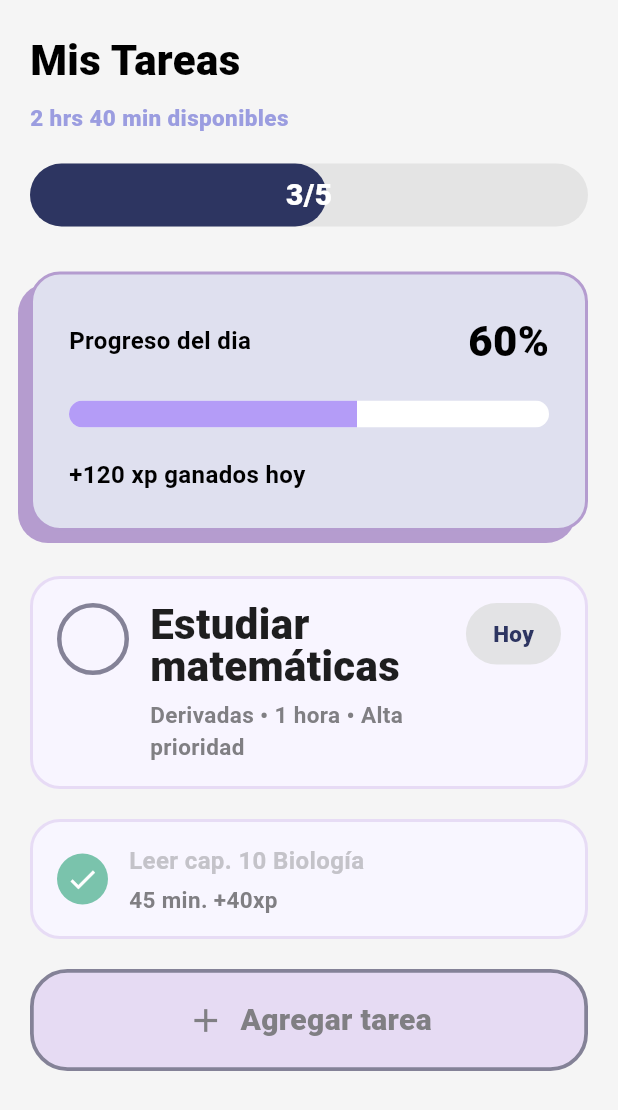
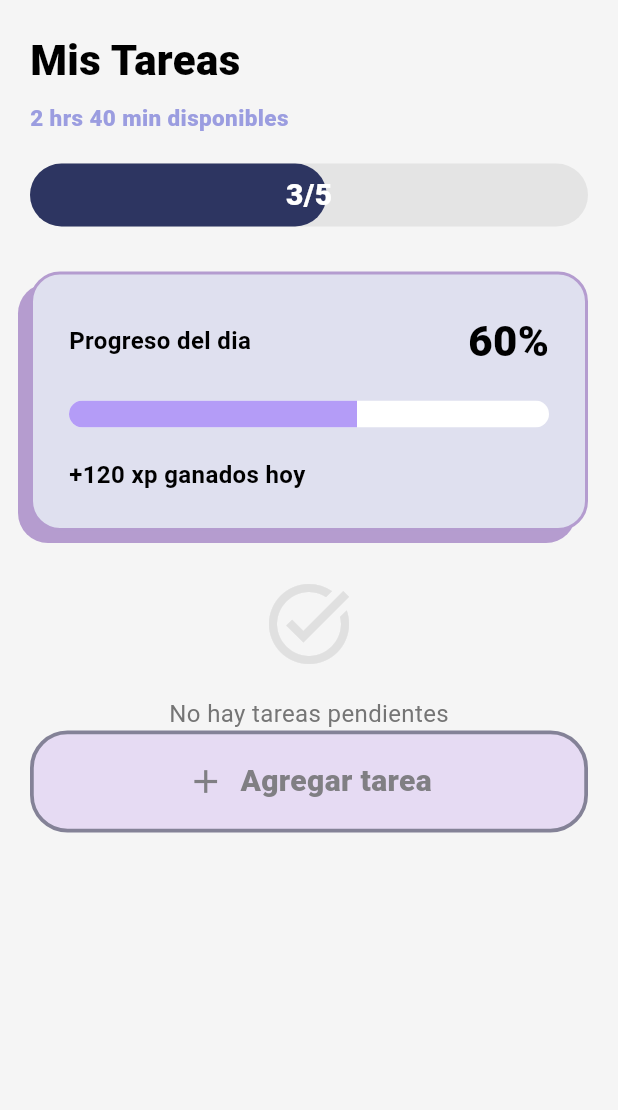
Before and after one commit to Isela1mel/Phoria-app, a Flutter app: the Tareas screen opened directly, on a phone screen of 412 x 824 dp. Shown: the top 1110 px of the screen. Run offline on Flutter 3.47's test engine with Material 3 defaults, Android fonts, the phone set to English and light mode, and no system bars; our stand-ins replace cloud_firestore, firebase_auth, firebase_core; accounts and stored records are empty; Roboto replaces fonts that are missing (Nunito).

Commit message:
Las tareas ya se agregan,y tambien se muestran en el apartado de tareas

```diff
--- a/lib/Screens/inicio.dart
+++ b/lib/Screens/inicio.dart
@@ -1,5 +1,4 @@
 import 'package:flutter/material.dart';
-import '../colores/temas.dart';
 import '../iu/inicio/header.dart';
 import '../iu/inicio/frase.dart';
 import '../iu/inicio/stats.dart';
@@ -9,7 +8,6 @@ import '../navegacion/boton_bloque.dart';
 
 // CAMBIO: Inicio ahora carga las actividades del backend y las pasa a Bloques
 import '../backend/services/user_service.dart';
-import '../backend/services/tiempo_servicio.dart';
 
 class Inicio extends StatefulWidget {
   const Inicio({super.key});
--- a/lib/Screens/tareas_pantalla.dart
+++ b/lib/Screens/tareas_pantalla.dart
@@ -1,18 +1,25 @@
 import 'package:flutter/material.dart';
 import 'package:phoria_app/iu/tareas/agregar_tarea.dart';
+import 'package:phoria_app/iu/tareas/formulario_agregar_tarea.dart';
 import 'package:phoria_app/iu/tareas/header_tareas.dart';
 import 'package:phoria_app/iu/tareas/pendientes.dart';
 import 'package:phoria_app/iu/tareas/progreso_dia.dart';
 import 'package:phoria_app/iu/tareas/tareas_hechas.dart';
+import '../backend/services/task_service.dart';
+import '../backend/models/task_model.dart';
 
-class Tareas extends StatelessWidget {
+class Tareas extends StatefulWidget {
   const Tareas({super.key});
 
+  @override
+  State<Tareas> createState() => _TareasState();
+}
+
+class _TareasState extends State<Tareas> {
   @override
   Widget build(BuildContext context) {
     return Scaffold(
       backgroundColor: const Color.fromARGB(255, 245, 245, 245),
-
       body: SafeArea(
         child: SingleChildScrollView(
           padding: const EdgeInsets.all(20),
@@ -20,52 +27,124 @@ class Tareas extends StatelessWidget {
             crossAxisAlignment: CrossAxisAlignment.start,
             children: [
               const HeaderTareas(
-
-            // ───────── CAMBIAR TIEMPO AQUÍ ─────────
                 tiempoDisponible: '2 hrs 40 min',
-            // ───────── CAMBIAR TAREAS COMPLETADAS ─────────
                 tareasCompletadas: 3,
-            // ───────── CAMBIAR TOTAL DE TAREAS ─────────
                 totalTareas: 5,
               ),
-
+              const SizedBox(height: 30),
+              const ProgresoDia(
+                porcentaje: 60,
+                xpGanado: 120,
+              ),
               const SizedBox(height: 30),
 
-           const ProgresoDia(
-        // ───────── CAMBIAR PORCENTAJE AQUÍ ─────────
-        porcentaje: 60,
-        // ───────── CAMBIAR XP AQUÍ ─────────
-        xpGanado: 120,
+              // ────── CARGAR TAREAS DINÁMICAMENTE ──────
+              StreamBuilder<List<TaskModel>>(
+                stream: TaskService().tareasStream(),
+                builder: (context, snapshot) {
+                  if (snapshot.connectionState == ConnectionState.waiting) {
+                    return const Center(
+                      child: CircularProgressIndicator(),
+                    );
+                  }
+
+                  if (snapshot.hasError) {
+                    return Center(
+                      child: Text('Error: ${snapshot.error}'),
+                    );
+                  }
+
+                  final tareas = snapshot.data ?? [];
+
+                  if (tareas.isEmpty) {
+                    return Center(
+                      child: Column(
+                        children: [
+                          Icon(
+                            Icons.task_alt,
+                            size: 64,
+                            color: Colors.grey.shade300,
+                          ),
+                          const SizedBox(height: 16),
+                          Text(
+                            'No hay tareas pendientes',
+                            style: TextStyle(
+                              color: Colors.grey.shade600,
+                              fontSize: 16,
+                            ),
+                          ),
+                        ],
+                      ),
+                    );
+                  }
+
+                  return Column(
+                    children: tareas.map((tarea) {
+                      return Column(
+                        children: [
+                          Pendientes(
+                            titulo: tarea.titulo,
+                            descripcion:
+                                '${tarea.dificultad} • +${tarea.xpReward}xp',
+                            etiqueta: _formatoFecha(tarea.fecha),
+                            etiquetaColor: _colorPorDificultad(tarea.dificultad),
+                            textoEtiqueta: Colors.white,
+                          ),
+                          const SizedBox(height: 20),
+                        ],
+                      );
+                    }).toList(),
+                  );
+                },
               ),
 
-          const SizedBox(height: 30),
-              const Pendientes(
-              titulo: 'Estudiar\nmatemáticas',
+              // ────── TAREAS COMPLETADAS ──────
+              StreamBuilder<List<TaskModel>>(
+                stream: TaskService().tareasCompletadasStream(),
+                builder: (context, snapshot) {
+                  final tareasCompletas = snapshot.data ?? [];
 
-              descripcion:
-                  'Derivadas • 1 hora • Alta\nprioridad',
+                  if (tareasCompletas.isEmpty) {
+                    return const SizedBox();
+                  }
 
-              etiqueta: 'Hoy',
-
-              etiquetaColor: Color(0xFFE3E3E5),
-
-              textoEtiqueta: Color(0xFF2D3561),
+                  return Column(
+                    crossAxisAlignment: CrossAxisAlignment.start,
+                    children: [
+                      const Text(
+                        'Completadas',
+                        style: TextStyle(
+                          fontSize: 16,
+                          fontWeight: FontWeight.bold,
+                        ),
+                      ),
+                      const SizedBox(height: 12),
+                      ...tareasCompletas.map((tarea) {
+                        return Column(
+                          children: [
+                            TareasHechas(
+                              titulo: tarea.titulo,
+                              tiempoXp: '${tarea.dificultad} • +${tarea.xpReward}xp',
                             ),
                             const SizedBox(height: 20),
+                          ],
+                        );
+                      }).toList(),
+                    ],
+                  );
+                },
+              ),
 
-            const TareasHechas(
-              titulo: 'Leer cap. 10 Biología',
-
-              tiempoXp: '45 min. +40xp',
+              AgregarTarea(
+                onTap: () {
+                  Navigator.push(
+                    context,
+                    MaterialPageRoute(
+                      builder: (context) => const FormularioAgregarTarea(),
                     ),
-            const SizedBox(height: 20),
-            AgregarTarea(
-                  // ───────── QUÉ HACE EL BOTÓN ─────────
-                  onTap: () {
-                    // abrir pantalla
-                    // abrir modal
-                    // agregar tarea
-                    // etc
+                  ).then((_) {
+                    setState(() {});
+                  });
                 },
               ),
             ],
@@ -74,4 +153,29 @@ class Tareas extends StatelessWidget {
       ),
     );
   }
+
+  // ────── FORMATO DE FECHA ──────
+  String _formatoFecha(DateTime fecha) {
+    final hoy = DateTime.now();
+    final diferencia = fecha.difference(hoy).inDays;
+
+    if (diferencia == 0) return 'Hoy';
+    if (diferencia == 1) return 'Mañana';
+    if (diferencia < 7) return 'En $diferencia días';
+    return '${fecha.day}/${fecha.month}';
   }
+
+  // ────── COLOR POR DIFICULTAD ──────
+  Color _colorPorDificultad(String dificultad) {
+    switch (dificultad) {
+      case 'facil':
+        return const Color(0xFF4CAF50); // Verde
+      case 'medio':
+        return const Color(0xFFFFA500); // Naranja
+      case 'dificil':
+        return const Color(0xFFF44336); // Rojo
+      default:
+        return Colors.grey;
+    }
+  }
+}
--- a/lib/backend/services/firestore_service.dart
+++ b/lib/backend/services/firestore_service.dart
@@ -44,7 +44,7 @@ class FirestoreService {
         .get();
 
     return snapshot.docs
-        .map((doc) => TaskModel.fromMap(doc.data()))
+        .map((doc) => TaskModel.fromDoc(doc))
         .toList();
   }
 
--- a/lib/main.dart
+++ b/lib/main.dart
@@ -3,7 +3,6 @@ import 'package:firebase_core/firebase_core.dart';
 import 'package:phoria_app/firebase_options.dart';
 import 'package:phoria_app/Screens/login/login_pantalla.dart';
 import 'package:phoria_app/colores/temas.dart';
-import 'package:phoria_app/navegacion/main_navegacion.dart';
 
 void main() async {
   WidgetsFlutterBinding.ensureInitialized();
```
Also changed, not shown: lib/Screens/voz_pantalla.dart (+0 -7 lines), lib/backend/models/task_model.dart (+45 -36 lines), lib/backend/services/task_service.dart (added, +51 -0 lines), lib/backend/services/xp_service.dart (added, +37 -0 lines), lib/iu/tareas/formulario_agregar_tarea.dart (added, +305 -0 lines). Lines whose indentation alone changed are shown as unchanged.
